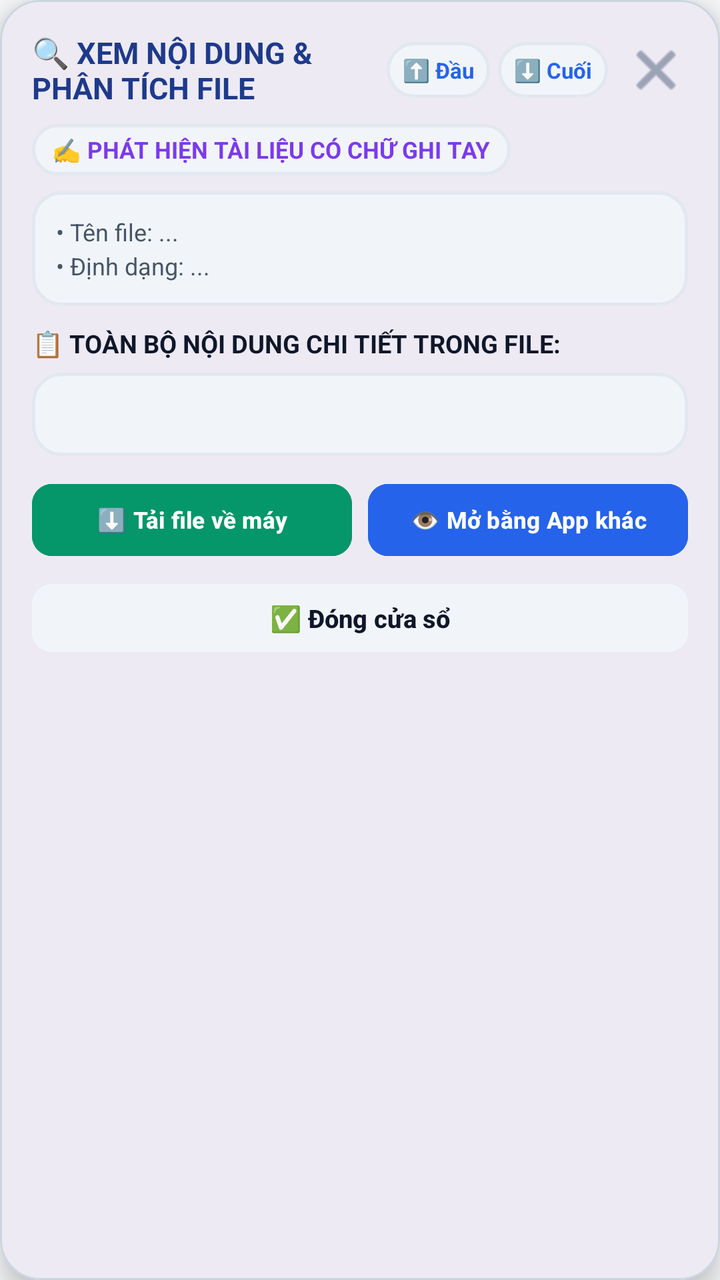
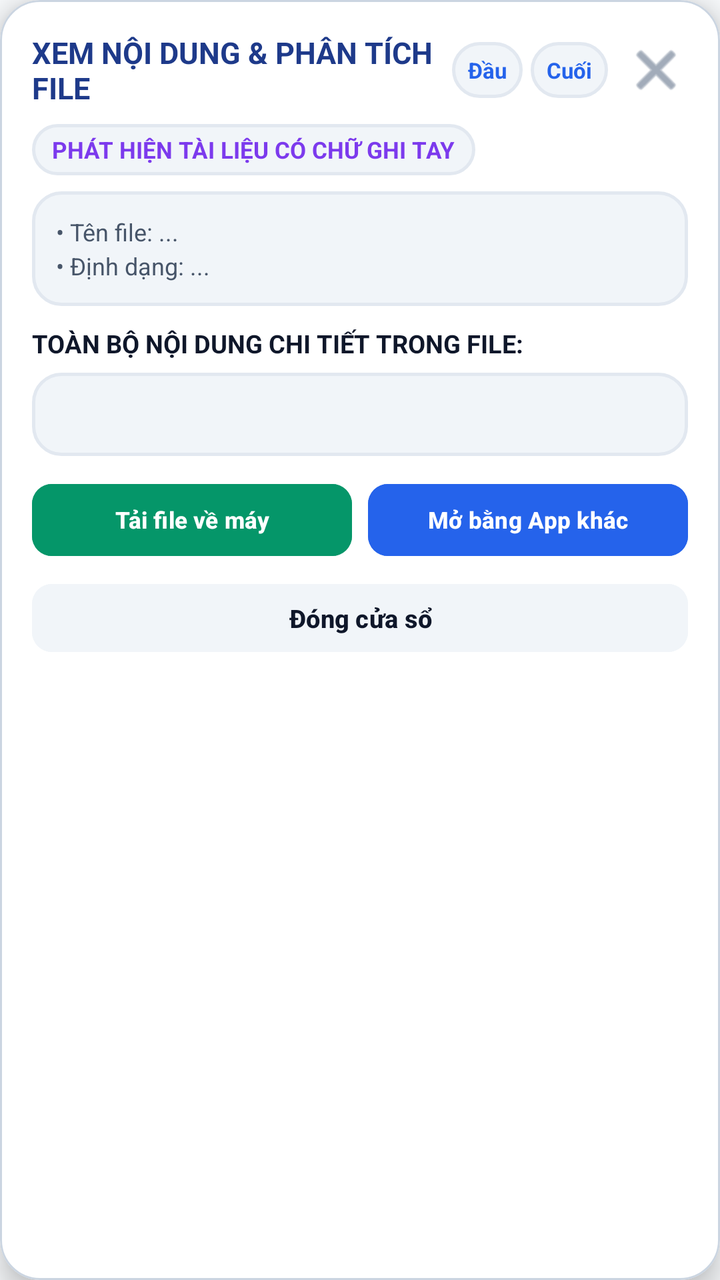

Two renders of the same Android screen: before a commit and after it. Below are the layout's source before the change and the commit's diff.
<!-- AndroidManifest.xml: application theme Theme.LectuPlan -->
<!-- res/layout/dialog_file_analysis_report.xml -->
<?xml version="1.0" encoding="utf-8"?>
<com.google.android.material.card.MaterialCardView
    xmlns:android="http://schemas.android.com/apk/res/android"
    xmlns:app="http://schemas.android.com/apk/res-auto"
    android:layout_width="match_parent"
    android:layout_height="wrap_content"
    app:cardCornerRadius="20dp"
    app:cardElevation="8dp"
    app:strokeWidth="1dp"
    app:strokeColor="@color/border_default"
    app:cardBackgroundColor="@color/surface_card">

    <LinearLayout
        android:layout_width="match_parent"
        android:layout_height="wrap_content"
        android:orientation="vertical"
        android:padding="16dp">

        
        <LinearLayout
            android:layout_width="match_parent"
            android:layout_height="wrap_content"
            android:orientation="horizontal"
            android:gravity="center_vertical"
            android:layout_marginBottom="8dp">

            <TextView
                android:id="@+id/tvFileAnalysisTitle"
                android:layout_width="0dp"
                android:layout_height="wrap_content"
                android:layout_weight="1"
                android:text="🔍 XEM NỘI DUNG &amp; PHÂN TÍCH FILE"
                android:textSize="15sp"
                android:textStyle="bold"
                android:textColor="@color/tab_header_title" />

            <TextView
                android:id="@+id/btnFileReportScrollTop"
                android:layout_width="wrap_content"
                android:layout_height="28dp"
                android:background="@drawable/bg_search_input"
                android:gravity="center"
                android:paddingHorizontal="8dp"
                android:text="⬆️ Đầu"
                android:textColor="@color/accent_blue"
                android:textSize="11sp"
                android:textStyle="bold"
                android:clickable="true"
                android:focusable="true"
                android:layout_marginEnd="4dp" />

            <TextView
                android:id="@+id/btnFileReportScrollBottom"
                android:layout_width="wrap_content"
                android:layout_height="28dp"
                android:background="@drawable/bg_search_input"
                android:gravity="center"
                android:paddingHorizontal="8dp"
                android:text="⬇️ Cuối"
                android:textColor="@color/accent_blue"
                android:textSize="11sp"
                android:textStyle="bold"
                android:clickable="true"
                android:focusable="true"
                android:layout_marginEnd="8dp" />

            <ImageButton
                android:id="@+id/btnCloseAnalysisTop"
                android:layout_width="32dp"
                android:layout_height="32dp"
                android:background="?android:attr/selectableItemBackgroundBorderless"
                android:contentDescription="Đóng"
                android:src="@android:drawable/ic_menu_close_clear_cancel"
                app:tint="@color/nav_item_unselected_tint" />
        </LinearLayout>

        
        <androidx.core.widget.NestedScrollView
            android:id="@+id/nsvFileReport"
            android:layout_width="match_parent"
            android:layout_height="0dp"
            android:layout_weight="1"
            android:fillViewport="true"
            android:scrollbars="vertical">

            <LinearLayout
                android:layout_width="match_parent"
                android:layout_height="wrap_content"
                android:orientation="vertical">

                
                <TextView
                    android:id="@+id/tvFileAnalysisBadge"
                    android:layout_width="wrap_content"
                    android:layout_height="wrap_content"
                    android:background="@drawable/bg_search_input"
                    android:paddingHorizontal="10dp"
                    android:paddingVertical="5dp"
                    android:text="✍️ PHÁT HIỆN TÀI LIỆU CÓ CHỮ GHI TAY"
                    android:textColor="@color/accent_purple"
                    android:textSize="11.5sp"
                    android:textStyle="bold"
                    android:layout_marginBottom="8dp" />

                
                <LinearLayout
                    android:layout_width="match_parent"
                    android:layout_height="wrap_content"
                    android:background="@drawable/bg_search_input"
                    android:orientation="vertical"
                    android:padding="12dp"
                    android:layout_marginBottom="10dp">

                    <TextView
                        android:id="@+id/tvFileAnalysisMeta"
                        android:layout_width="match_parent"
                        android:layout_height="wrap_content"
                        android:text="• Tên file: ...\n• Định dạng: ..."
                        android:textColor="@color/text_secondary"
                        android:textSize="12sp"
                        android:lineSpacingExtra="3dp" />
                </LinearLayout>

                
                <LinearLayout
                    android:id="@+id/layoutFileVisualPreview"
                    android:layout_width="match_parent"
                    android:layout_height="wrap_content"
                    android:orientation="vertical"
                    android:visibility="gone"
                    android:layout_marginBottom="10dp" />

                <TextView
                    android:layout_width="match_parent"
                    android:layout_height="wrap_content"
                    android:text="📋 TOÀN BỘ NỘI DUNG CHI TIẾT TRONG FILE:"
                    android:textColor="@color/text_primary"
                    android:textSize="12.5sp"
                    android:textStyle="bold"
                    android:layout_marginBottom="6dp" />

                <LinearLayout
                    android:layout_width="match_parent"
                    android:layout_height="wrap_content"
                    android:background="@drawable/bg_search_input"
                    android:padding="12dp">

                    <TextView
                        android:id="@+id/tvFileAnalysisContent"
                        android:layout_width="match_parent"
                        android:layout_height="wrap_content"
                        android:textColor="@color/text_primary"
                        android:textSize="13sp"
                        android:textIsSelectable="true"
                        android:lineSpacingExtra="4dp" />
                </LinearLayout>
            </LinearLayout>
        </androidx.core.widget.NestedScrollView>

        
        <LinearLayout
            android:layout_width="match_parent"
            android:layout_height="wrap_content"
            android:orientation="horizontal"
            android:layout_marginTop="10dp">

            <Button
                android:id="@+id/btnDownloadFileReport"
                android:layout_width="0dp"
                android:layout_height="wrap_content"
                android:minHeight="44dp"
                android:layout_weight="1"
                android:text="⬇️ Tải file về máy"
                android:textColor="#FFFFFF"
                android:backgroundTint="#059669"
                android:textSize="11.5sp"
                android:textStyle="bold"
                android:paddingHorizontal="6dp"
                app:cornerRadius="10dp" />

            <Button
                android:id="@+id/btnOpenExternalReport"
                android:layout_width="0dp"
                android:layout_height="wrap_content"
                android:minHeight="44dp"
                android:layout_weight="1"
                android:layout_marginStart="8dp"
                android:text="👁️ Mở bằng App khác"
                android:textColor="#FFFFFF"
                android:backgroundTint="#2563EB"
                android:textSize="11.5sp"
                android:textStyle="bold"
                android:paddingHorizontal="6dp"
                app:cornerRadius="10dp" />
        </LinearLayout>

        <Button
            android:id="@+id/btnCloseAnalysisBottom"
            android:layout_width="match_parent"
            android:layout_height="wrap_content"
            android:minHeight="42dp"
            android:layout_marginTop="6dp"
            android:text="✅ Đóng cửa sổ"
            android:textColor="@color/text_primary"
            android:backgroundTint="@color/surface_card_secondary"
            android:textSize="12.5sp"
            android:textStyle="bold"
            app:cornerRadius="10dp" />

    </LinearLayout>
</com.google.android.material.card.MaterialCardView>
<!-- resources referenced by this layout -->
<resources>
  <color name="accent_blue">#2563EB</color>
  <color name="accent_purple">#7C3AED</color>
  <color name="border_default">#CBD5E1</color>
  <color name="nav_item_unselected_tint">#64748B</color>
  <color name="surface_card">#FFFFFF</color>
  <color name="surface_card_secondary">#F1F5F9</color>
  <color name="tab_header_title">#1E3A8A</color>
  <color name="text_primary">#0F172A</color>
  <color name="text_secondary">#475569</color>
  <!-- drawable bg_search_input (drawable) -->
  <?xml version="1.0" encoding="utf-8"?>
  <shape xmlns:android="http://schemas.android.com/apk/res/android"
      android:shape="rectangle">
      <solid android:color="@color/surface_card_secondary" />
      <corners android:radius="14dp" />
      <stroke
          android:width="1.5dp"
          android:color="@color/border_subtle" />
  </shape>
  <style name="Theme.LectuPlan" parent="Base.Theme.LectuPlan" />
  <color name="border_subtle">#E2E8F0</color>
  <style name="Base.Theme.LectuPlan" parent="Theme.Material3.DayNight.NoActionBar">
          <item name="android:windowBackground">@color/window_background</item>
          <item name="colorSurface">@color/surface_card</item>
          <item name="colorOnSurface">@color/text_primary</item>
          <item name="colorSurfaceVariant">@color/surface_card_secondary</item>
          <item name="colorOnSurfaceVariant">@color/text_secondary</item>
          
          <item name="android:windowLightStatusBar" tools:targetApi="23">true</item>
          <item name="android:windowLightNavigationBar" tools:targetApi="27">true</item>
      </style>
  <color name="window_background">#F8FAFC</color>
</resources>

<!-- the commit's change to res/layout/dialog_file_analysis_report.xml (unified diff, before → after) -->
@@ -29,7 +29,7 @@
                 android:layout_width="0dp"
                 android:layout_height="wrap_content"
                 android:layout_weight="1"
-                android:text="🔍 XEM NỘI DUNG &amp; PHÂN TÍCH FILE"
+                android:text="XEM NỘI DUNG &amp; PHÂN TÍCH FILE"
                 android:textSize="15sp"
                 android:textStyle="bold"
                 android:textColor="@color/tab_header_title" />
@@ -41,7 +41,7 @@
                 android:background="@drawable/bg_search_input"
                 android:gravity="center"
                 android:paddingHorizontal="8dp"
-                android:text="⬆️ Đầu"
+                android:text="Đầu"
                 android:textColor="@color/accent_blue"
                 android:textSize="11sp"
                 android:textStyle="bold"
@@ -56,7 +56,7 @@
                 android:background="@drawable/bg_search_input"
                 android:gravity="center"
                 android:paddingHorizontal="8dp"
-                android:text="⬇️ Cuối"
+                android:text="Cuối"
                 android:textColor="@color/accent_blue"
                 android:textSize="11sp"
                 android:textStyle="bold"
@@ -96,7 +96,7 @@
                     android:background="@drawable/bg_search_input"
                     android:paddingHorizontal="10dp"
                     android:paddingVertical="5dp"
-                    android:text="✍️ PHÁT HIỆN TÀI LIỆU CÓ CHỮ GHI TAY"
+                    android:text="PHÁT HIỆN TÀI LIỆU CÓ CHỮ GHI TAY"
                     android:textColor="@color/accent_purple"
                     android:textSize="11.5sp"
                     android:textStyle="bold"
@@ -133,7 +133,7 @@
                 <TextView
                     android:layout_width="match_parent"
                     android:layout_height="wrap_content"
-                    android:text="📋 TOÀN BỘ NỘI DUNG CHI TIẾT TRONG FILE:"
+                    android:text="TOÀN BỘ NỘI DUNG CHI TIẾT TRONG FILE:"
                     android:textColor="@color/text_primary"
                     android:textSize="12.5sp"
                     android:textStyle="bold"
@@ -170,7 +170,7 @@
                 android:layout_height="wrap_content"
                 android:minHeight="44dp"
                 android:layout_weight="1"
-                android:text="⬇️ Tải file về máy"
+                android:text="Tải file về máy"
                 android:textColor="#FFFFFF"
                 android:backgroundTint="#059669"
                 android:textSize="11.5sp"
@@ -185,7 +185,7 @@
                 android:minHeight="44dp"
                 android:layout_weight="1"
                 android:layout_marginStart="8dp"
-                android:text="👁️ Mở bằng App khác"
+                android:text="Mở bằng App khác"
                 android:textColor="#FFFFFF"
                 android:backgroundTint="#2563EB"
                 android:textSize="11.5sp"
@@ -200,7 +200,7 @@
             android:layout_height="wrap_content"
             android:minHeight="42dp"
             android:layout_marginTop="6dp"
-            android:text="✅ Đóng cửa sổ"
+            android:text="Đóng cửa sổ"
             android:textColor="@color/text_primary"
             android:backgroundTint="@color/surface_card_secondary"
             android:textSize="12.5sp"
<!-- resource entries referenced after the edit -->
@@ -27,6 +27,7 @@
           <item name="colorOnSurface">@color/text_primary</item>
           <item name="colorSurfaceVariant">@color/surface_card_secondary</item>
           <item name="colorOnSurfaceVariant">@color/text_secondary</item>
+          <item name="elevationOverlayEnabled">false</item>
           
           <item name="android:windowLightStatusBar" tools:targetApi="23">true</item>
           <item name="android:windowLightNavigationBar" tools:targetApi="27">true</item>
